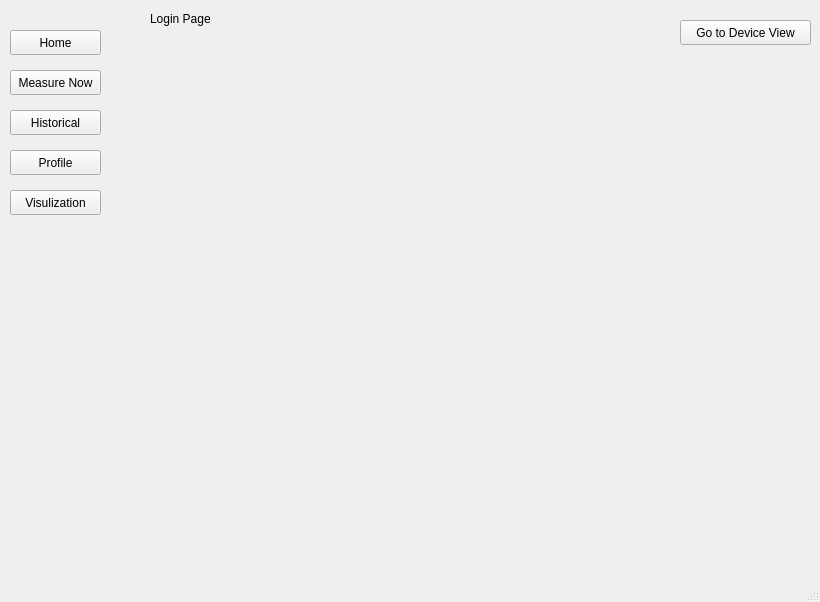
First picture: the form in RaDoTechSimulation/RaDoTechSimulation/mainwindow.ui, repository abdelshafei/Team26RaDoTechSimulation, before the edit.
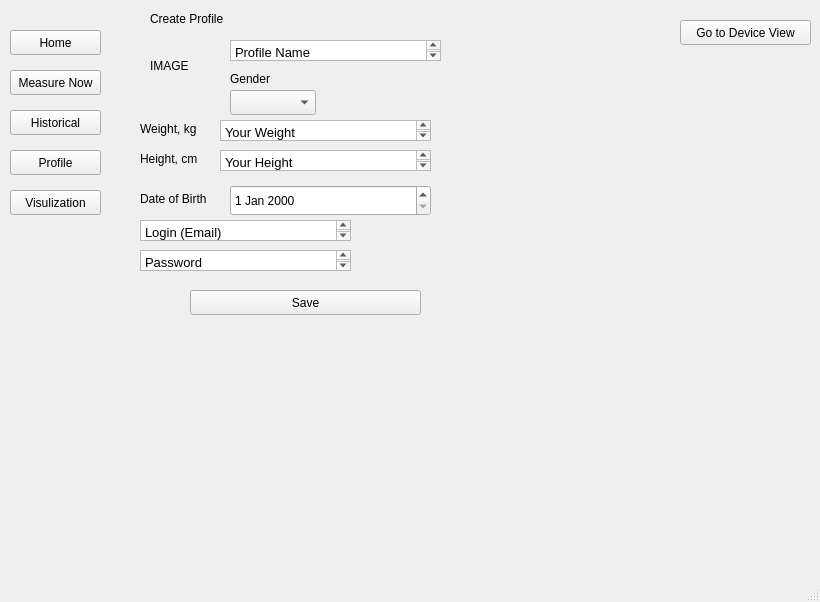
Second picture: the form after the edit. The open tabs and pages were chosen to show the change.

Commit message: Create and Login Page done

```diff
--- a/RaDoTechSimulation/RaDoTechSimulation/mainwindow.ui
+++ b/RaDoTechSimulation/RaDoTechSimulation/mainwindow.ui
@@ -80,12 +80,253 @@
          <rect>
           <x>20</x>
           <y>10</y>
-          <width>71</width>
+          <width>91</width>
           <height>17</height>
          </rect>
         </property>
         <property name="text">
-         <string>Login Page</string>
+         <string>Create Profile</string>
+        </property>
+       </widget>
+       <widget class="QLabel" name="loginImage">
+        <property name="geometry">
+         <rect>
+          <x>20</x>
+          <y>30</y>
+          <width>81</width>
+          <height>71</height>
+         </rect>
+        </property>
+        <property name="text">
+         <string>IMAGE</string>
+        </property>
+       </widget>
+       <widget class="QTextEdit" name="ProfileNameTextEdit">
+        <property name="geometry">
+         <rect>
+          <x>100</x>
+          <y>40</y>
+          <width>211</width>
+          <height>21</height>
+         </rect>
+        </property>
+        <property name="html">
+         <string>&lt;!DOCTYPE HTML PUBLIC &quot;-//W3C//DTD HTML 4.0//EN&quot; &quot;http://www.w3.org/TR/REC-html40/strict.dtd&quot;&gt;
+&lt;html&gt;&lt;head&gt;&lt;meta name=&quot;qrichtext&quot; content=&quot;1&quot; /&gt;&lt;style type=&quot;text/css&quot;&gt;
+p, li { white-space: pre-wrap; }
+&lt;/style&gt;&lt;/head&gt;&lt;body style=&quot; font-family:'Sans'; font-size:10pt; font-weight:400; font-style:normal;&quot;&gt;
+&lt;p style=&quot; margin-top:0px; margin-bottom:0px; margin-left:0px; margin-right:0px; -qt-block-indent:0; text-indent:0px;&quot;&gt;Profile Name&lt;/p&gt;
+&lt;p style=&quot;-qt-paragraph-type:empty; margin-top:0px; margin-bottom:0px; margin-left:0px; margin-right:0px; -qt-block-indent:0; text-indent:0px;&quot;&gt;&lt;br /&gt;&lt;/p&gt;&lt;/body&gt;&lt;/html&gt;</string>
+        </property>
+       </widget>
+       <widget class="QComboBox" name="GenderComboBox">
+        <property name="geometry">
+         <rect>
+          <x>100</x>
+          <y>90</y>
+          <width>86</width>
+          <height>25</height>
+         </rect>
+        </property>
+       </widget>
+       <widget class="QLabel" name="GenderLabel">
+        <property name="geometry">
+         <rect>
+          <x>100</x>
+          <y>70</y>
+          <width>62</width>
+          <height>17</height>
+         </rect>
+        </property>
+        <property name="text">
+         <string>Gender</string>
+        </property>
+       </widget>
+       <widget class="QLabel" name="WeightLabel">
+        <property name="geometry">
+         <rect>
+          <x>10</x>
+          <y>120</y>
+          <width>81</width>
+          <height>17</height>
+         </rect>
+        </property>
+        <property name="text">
+         <string>Weight, kg</string>
+        </property>
+       </widget>
+       <widget class="QTextEdit" name="WeightTextEdit">
+        <property name="geometry">
+         <rect>
+          <x>90</x>
+          <y>120</y>
+          <width>211</width>
+          <height>21</height>
+         </rect>
+        </property>
+        <property name="html">
+         <string>&lt;!DOCTYPE HTML PUBLIC &quot;-//W3C//DTD HTML 4.0//EN&quot; &quot;http://www.w3.org/TR/REC-html40/strict.dtd&quot;&gt;
+&lt;html&gt;&lt;head&gt;&lt;meta name=&quot;qrichtext&quot; content=&quot;1&quot; /&gt;&lt;style type=&quot;text/css&quot;&gt;
+p, li { white-space: pre-wrap; }
+&lt;/style&gt;&lt;/head&gt;&lt;body style=&quot; font-family:'Sans'; font-size:10pt; font-weight:400; font-style:normal;&quot;&gt;
+&lt;p style=&quot; margin-top:0px; margin-bottom:0px; margin-left:0px; margin-right:0px; -qt-block-indent:0; text-indent:0px;&quot;&gt;Your Weight&lt;/p&gt;
+&lt;p style=&quot;-qt-paragraph-type:empty; margin-top:0px; margin-bottom:0px; margin-left:0px; margin-right:0px; -qt-block-indent:0; text-indent:0px;&quot;&gt;&lt;br /&gt;&lt;/p&gt;&lt;/body&gt;&lt;/html&gt;</string>
+        </property>
+       </widget>
+       <widget class="QLabel" name="HeightLabel">
+        <property name="geometry">
+         <rect>
+          <x>10</x>
+          <y>150</y>
+          <width>81</width>
+          <height>17</height>
+         </rect>
+        </property>
+        <property name="text">
+         <string>Height, cm</string>
+        </property>
+       </widget>
+       <widget class="QTextEdit" name="HeightTextEdit">
+        <property name="geometry">
+         <rect>
+          <x>90</x>
+          <y>150</y>
+          <width>211</width>
+          <height>21</height>
+         </rect>
+        </property>
+        <property name="html">
+         <string>&lt;!DOCTYPE HTML PUBLIC &quot;-//W3C//DTD HTML 4.0//EN&quot; &quot;http://www.w3.org/TR/REC-html40/strict.dtd&quot;&gt;
+&lt;html&gt;&lt;head&gt;&lt;meta name=&quot;qrichtext&quot; content=&quot;1&quot; /&gt;&lt;style type=&quot;text/css&quot;&gt;
+p, li { white-space: pre-wrap; }
+&lt;/style&gt;&lt;/head&gt;&lt;body style=&quot; font-family:'Sans'; font-size:10pt; font-weight:400; font-style:normal;&quot;&gt;
+&lt;p style=&quot; margin-top:0px; margin-bottom:0px; margin-left:0px; margin-right:0px; -qt-block-indent:0; text-indent:0px;&quot;&gt;Your Height&lt;/p&gt;&lt;/body&gt;&lt;/html&gt;</string>
+        </property>
+       </widget>
+       <widget class="QLabel" name="DateOfBirthLabel">
+        <property name="geometry">
+         <rect>
+          <x>10</x>
+          <y>190</y>
+          <width>91</width>
+          <height>17</height>
+         </rect>
+        </property>
+        <property name="text">
+         <string>Date of Birth</string>
+        </property>
+       </widget>
+       <widget class="QDateEdit" name="DOBEdit">
+        <property name="geometry">
+         <rect>
+          <x>100</x>
+          <y>185</y>
+          <width>201</width>
+          <height>31</height>
+         </rect>
+        </property>
+       </widget>
+       <widget class="QPushButton" name="pushButton">
+        <property name="geometry">
+         <rect>
+          <x>60</x>
+          <y>290</y>
+          <width>231</width>
+          <height>25</height>
+         </rect>
+        </property>
+        <property name="text">
+         <string>Save</string>
+        </property>
+       </widget>
+       <widget class="QTextEdit" name="LoginTextEdit">
+        <property name="geometry">
+         <rect>
+          <x>10</x>
+          <y>220</y>
+          <width>211</width>
+          <height>21</height>
+         </rect>
+        </property>
+        <property name="html">
+         <string>&lt;!DOCTYPE HTML PUBLIC &quot;-//W3C//DTD HTML 4.0//EN&quot; &quot;http://www.w3.org/TR/REC-html40/strict.dtd&quot;&gt;
+&lt;html&gt;&lt;head&gt;&lt;meta name=&quot;qrichtext&quot; content=&quot;1&quot; /&gt;&lt;style type=&quot;text/css&quot;&gt;
+p, li { white-space: pre-wrap; }
+&lt;/style&gt;&lt;/head&gt;&lt;body style=&quot; font-family:'Sans'; font-size:10pt; font-weight:400; font-style:normal;&quot;&gt;
+&lt;p style=&quot; margin-top:0px; margin-bottom:0px; margin-left:0px; margin-right:0px; -qt-block-indent:0; text-indent:0px;&quot;&gt;Login (Email)&lt;/p&gt;
+&lt;p style=&quot;-qt-paragraph-type:empty; margin-top:0px; margin-bottom:0px; margin-left:0px; margin-right:0px; -qt-block-indent:0; text-indent:0px;&quot;&gt;&lt;br /&gt;&lt;/p&gt;&lt;/body&gt;&lt;/html&gt;</string>
+        </property>
+       </widget>
+       <widget class="QTextEdit" name="PasswordTextEditCreate">
+        <property name="geometry">
+         <rect>
+          <x>10</x>
+          <y>250</y>
+          <width>211</width>
+          <height>21</height>
+         </rect>
+        </property>
+        <property name="html">
+         <string>&lt;!DOCTYPE HTML PUBLIC &quot;-//W3C//DTD HTML 4.0//EN&quot; &quot;http://www.w3.org/TR/REC-html40/strict.dtd&quot;&gt;
+&lt;html&gt;&lt;head&gt;&lt;meta name=&quot;qrichtext&quot; content=&quot;1&quot; /&gt;&lt;style type=&quot;text/css&quot;&gt;
+p, li { white-space: pre-wrap; }
+&lt;/style&gt;&lt;/head&gt;&lt;body style=&quot; font-family:'Sans'; font-size:10pt; font-weight:400; font-style:normal;&quot;&gt;
+&lt;p style=&quot; margin-top:0px; margin-bottom:0px; margin-left:0px; margin-right:0px; -qt-block-indent:0; text-indent:0px;&quot;&gt;Password&lt;/p&gt;&lt;/body&gt;&lt;/html&gt;</string>
+        </property>
+       </widget>
+      </widget>
+      <widget class="QWidget" name="LoginPage">
+       <widget class="QLabel" name="TitleLabel_2">
+        <property name="geometry">
+         <rect>
+          <x>190</x>
+          <y>70</y>
+          <width>171</width>
+          <height>41</height>
+         </rect>
+        </property>
+        <property name="font">
+         <font>
+          <pointsize>25</pointsize>
+         </font>
+        </property>
+        <property name="text">
+         <string>RaDoTech</string>
+        </property>
+       </widget>
+       <widget class="QTextEdit" name="LoginEmailTextEdit">
+        <property name="geometry">
+         <rect>
+          <x>200</x>
+          <y>130</y>
+          <width>151</width>
+          <height>21</height>
+         </rect>
+        </property>
+        <property name="html">
+         <string>&lt;!DOCTYPE HTML PUBLIC &quot;-//W3C//DTD HTML 4.0//EN&quot; &quot;http://www.w3.org/TR/REC-html40/strict.dtd&quot;&gt;
+&lt;html&gt;&lt;head&gt;&lt;meta name=&quot;qrichtext&quot; content=&quot;1&quot; /&gt;&lt;style type=&quot;text/css&quot;&gt;
+p, li { white-space: pre-wrap; }
+&lt;/style&gt;&lt;/head&gt;&lt;body style=&quot; font-family:'Sans'; font-size:10pt; font-weight:400; font-style:normal;&quot;&gt;
+&lt;p style=&quot; margin-top:0px; margin-bottom:0px; margin-left:0px; margin-right:0px; -qt-block-indent:0; text-indent:0px;&quot;&gt;Login (Email)&lt;/p&gt;
+&lt;p style=&quot;-qt-paragraph-type:empty; margin-top:0px; margin-bottom:0px; margin-left:0px; margin-right:0px; -qt-block-indent:0; text-indent:0px;&quot;&gt;&lt;br /&gt;&lt;/p&gt;&lt;/body&gt;&lt;/html&gt;</string>
+        </property>
+       </widget>
+       <widget class="QTextEdit" name="PasswordTextEdit">
+        <property name="geometry">
+         <rect>
+          <x>200</x>
+          <y>160</y>
+          <width>151</width>
+          <height>21</height>
+         </rect>
+        </property>
+        <property name="html">
+         <string>&lt;!DOCTYPE HTML PUBLIC &quot;-//W3C//DTD HTML 4.0//EN&quot; &quot;http://www.w3.org/TR/REC-html40/strict.dtd&quot;&gt;
+&lt;html&gt;&lt;head&gt;&lt;meta name=&quot;qrichtext&quot; content=&quot;1&quot; /&gt;&lt;style type=&quot;text/css&quot;&gt;
+p, li { white-space: pre-wrap; }
+&lt;/style&gt;&lt;/head&gt;&lt;body style=&quot; font-family:'Sans'; font-size:10pt; font-weight:400; font-style:normal;&quot;&gt;
+&lt;p style=&quot; margin-top:0px; margin-bottom:0px; margin-left:0px; margin-right:0px; -qt-block-indent:0; text-indent:0px;&quot;&gt;Password&lt;/p&gt;&lt;/body&gt;&lt;/html&gt;</string>
         </property>
        </widget>
       </widget>
```
Left out of the diff: 50 changed lines with no effect on the pictures. The commit also changes 10 other files.
